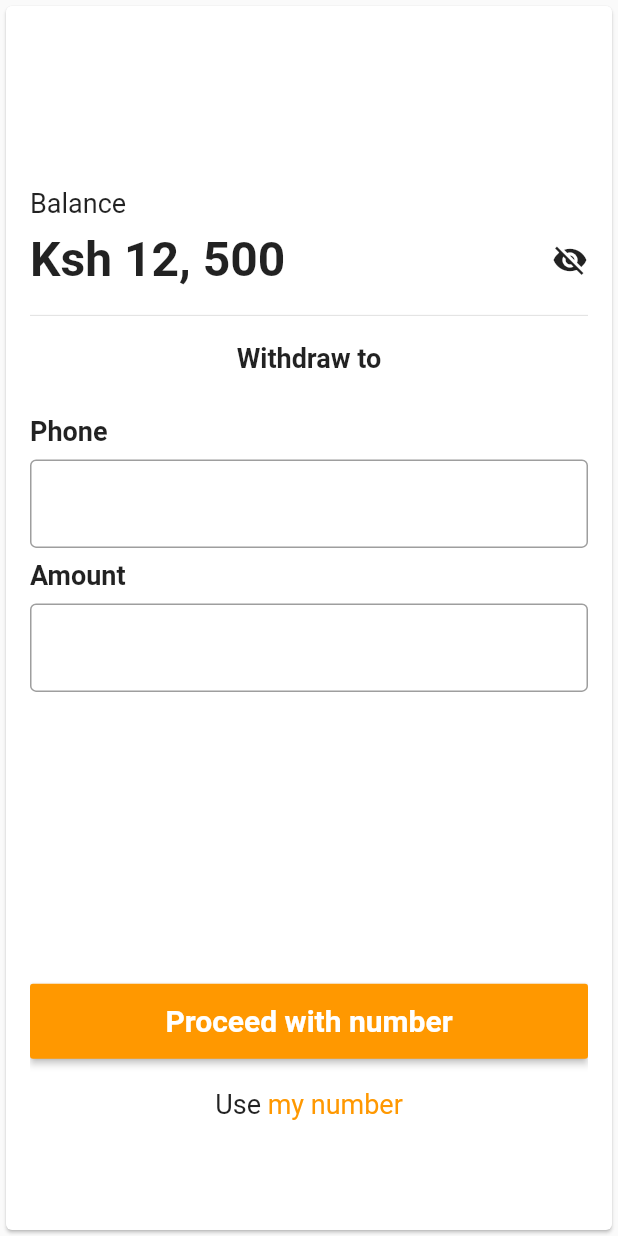
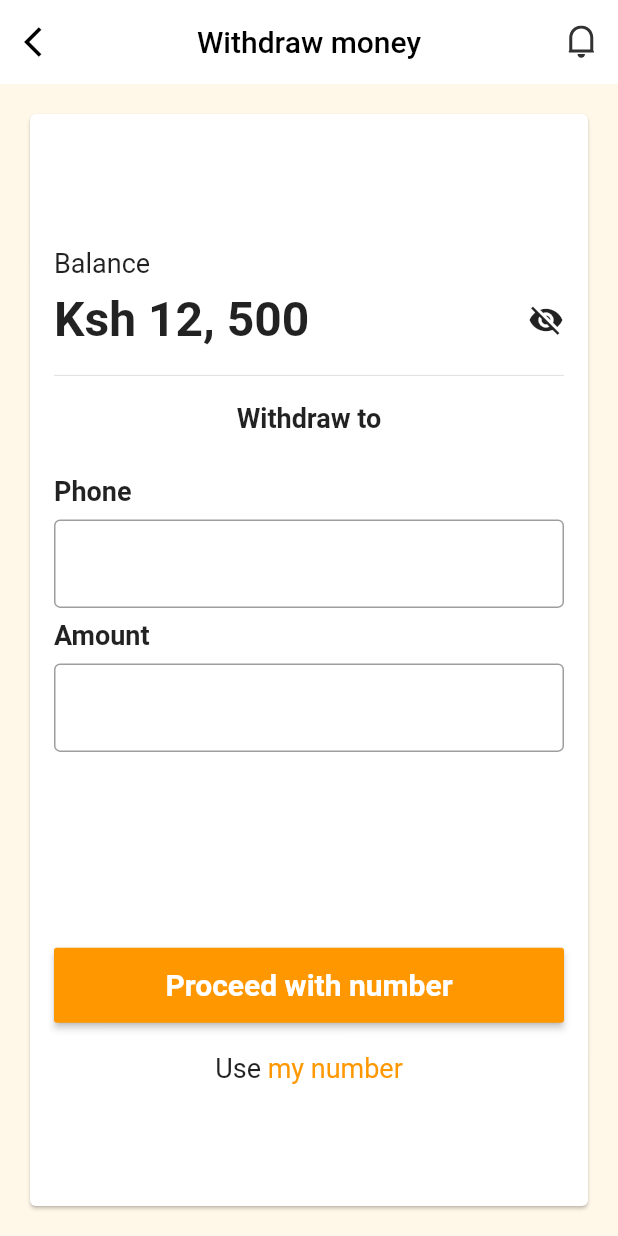
Before and after one commit to glitex-interns-june-2023/haba_pay_flutter_main, a Flutter app: the WithdrawMoney screen opened by its route, on a phone screen of 412 x 824 dp. Run offline on Flutter 3.47's test engine with Material 2 defaults, Android fonts, the phone set to English and light mode, and no system bars; our stand-ins replace flutter_secure_storage, flutter_svg, get, google_sign_in, share; accounts and stored records are empty.

Commit message:
feat: finalizing

```diff
--- a/lib/screens/withdraw_money/components/withdraw_money.dart
+++ b/lib/screens/withdraw_money/components/withdraw_money.dart
@@ -1,26 +1,29 @@
 import 'package:flutter/material.dart';
+import 'package:haba_pay_main/Theme/custom_theme.dart';
+import 'package:haba_pay_main/screens/Shared/CustomAppBar.dart';
 
-class WithdrawMoney extends StatefulWidget {
+final TextEditingController _phoneNumberController = TextEditingController();
+
+final TextEditingController _amountController = TextEditingController();
+final CustomTheme theme = CustomTheme();
+class WithdrawMoney extends StatelessWidget {
   const WithdrawMoney({super.key});
 
   @override
-  State<WithdrawMoney> createState() => _WithdrawMoneyState();
-}
-
-class _WithdrawMoneyState extends State<WithdrawMoney> {
-  final TextEditingController _phoneNumberController = TextEditingController();
-  final TextEditingController _amountController = TextEditingController();
-
-  @override
   Widget build(BuildContext context) {
-    return Scaffold(body: LayoutBuilder(builder: (context, constraint) {
-      return Card(
-        child: Padding(
-          padding: const EdgeInsets.all(16),
-          child: SingleChildScrollView(
+    return Scaffold(
+      backgroundColor: theme.background,
+        appBar: const CustomAppBar(title: "Withdraw money"),
+        body: LayoutBuilder(builder: (context, constraint) {
+      return SingleChildScrollView(
         child: ConstrainedBox(
           constraints: BoxConstraints(minHeight: constraint.maxHeight),
           child: IntrinsicHeight(
+            child: Padding(
+              padding: const EdgeInsets.all(16),
+              child: Card(
+                child: Padding(
+                  padding: const EdgeInsets.all(16),
                   child: Column(
                     children: [
                       const Spacer(),
@@ -144,6 +147,7 @@ class _WithdrawMoneyState extends State<WithdrawMoney> {
               ),
             ),
           ),
+        ),
       );
     }));
   }
```
Lines whose indentation alone changed are shown as unchanged.
